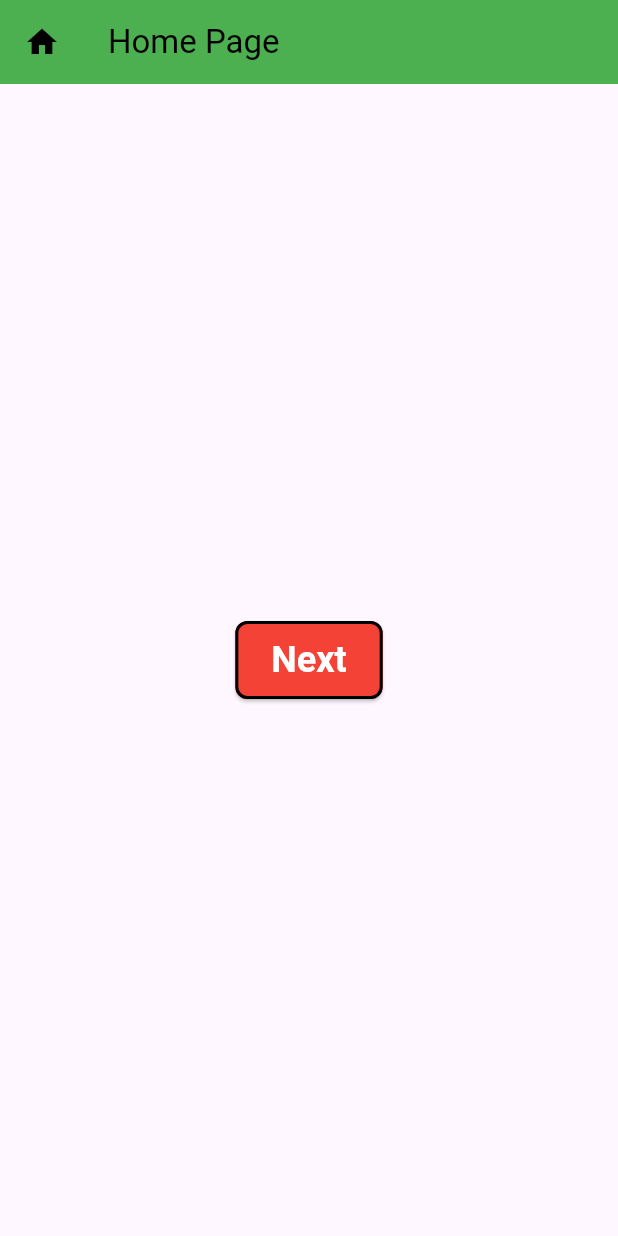
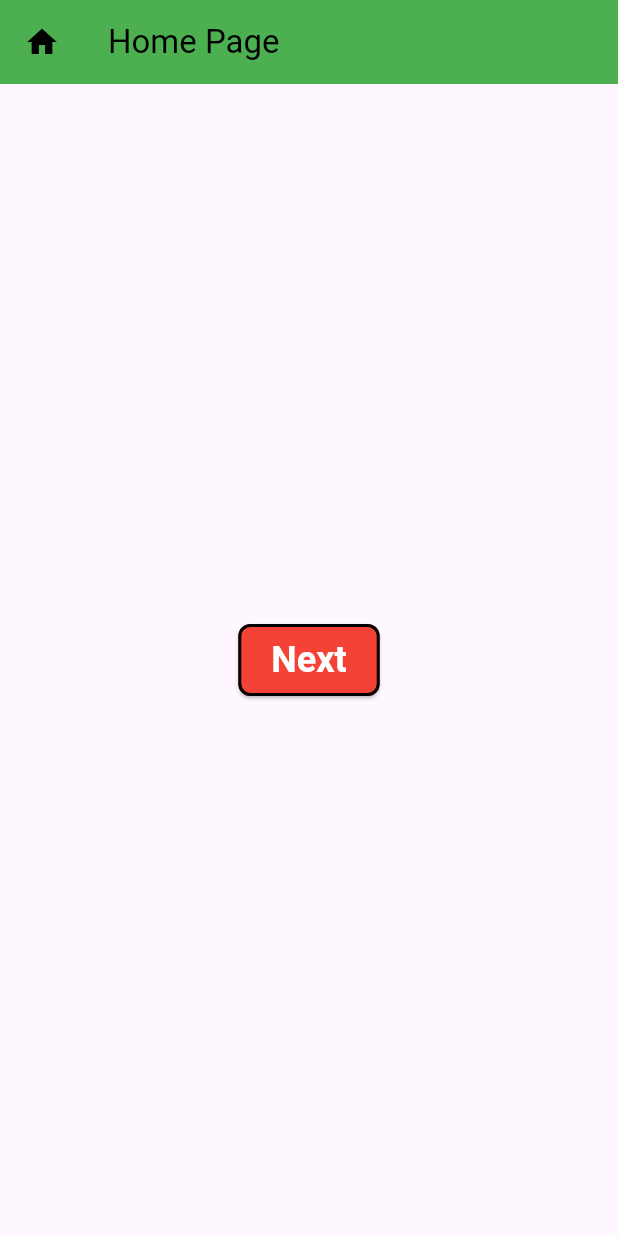
Before and after one commit to ashikmoinul/flutter_basics, a Flutter app: the screen it shows after launch, on a phone screen of 412 x 824 dp. Run offline on Flutter 3.47's test engine with Material 3 defaults, Android fonts, the phone set to English and light mode, and no system bars.

Commit message:
Set the  Padding in Button field

```diff
--- a/lib/main.dart
+++ b/lib/main.dart
@@ -53,7 +53,7 @@ class Home extends StatelessWidget {
                   fontSize: 24,
                   fontWeight: FontWeight.w600,
                 ),
-                padding: EdgeInsets.symmetric(horizontal: 24, vertical: 12),
+                padding: EdgeInsets.symmetric(horizontal: 22, vertical: 10),
               ),
               onPressed: () {
                 print('pressed');
```
